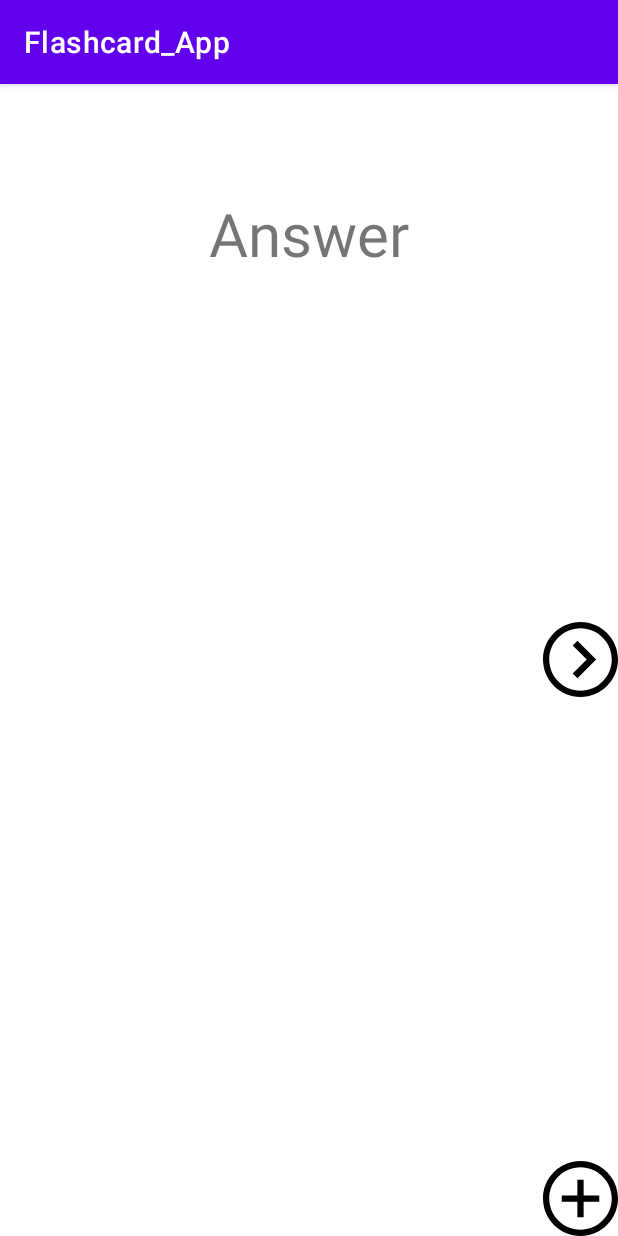
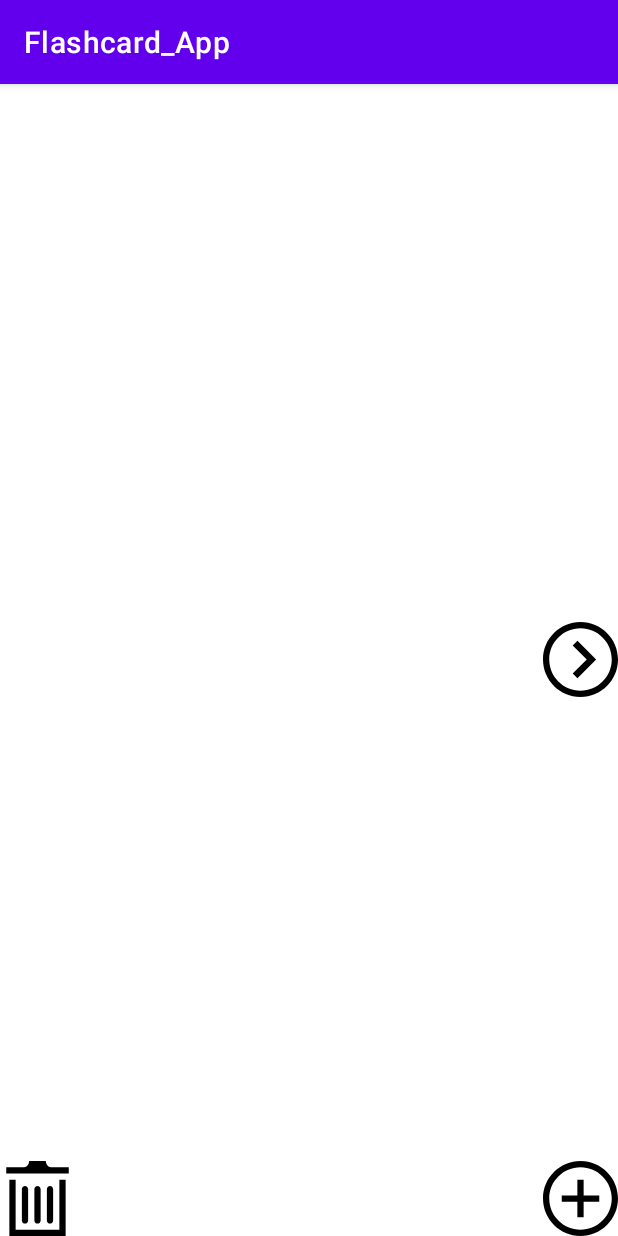
Before and after one commit to rybortega/MADAndroid-LP3-SavingData.6, an Android app: the screen it shows after launch (MainActivity), after a tap on "Question", on a phone screen of 412 x 824 dp. Run offline under Robolectric (Android 15) with nearby library versions, the phone set to English and light mode, and no system bars; our stand-ins replace Room's generated code.

Commit message:
last lab

```diff
--- a/app/src/main/java/com/example/Flashcard_App/MainActivity.java
+++ b/app/src/main/java/com/example/Flashcard_App/MainActivity.java
@@ -3,9 +3,13 @@ package com.example.Flashcard_App;
 import androidx.annotation.Nullable;
 import androidx.appcompat.app.AppCompatActivity;
 
+import android.animation.Animator;
 import android.content.Intent;
 import android.os.Bundle;
 import android.view.View;
+import android.view.ViewAnimationUtils;
+import android.view.animation.Animation;
+import android.view.animation.AnimationUtils;
 import android.widget.ImageView;
 import android.widget.TextView;
 
@@ -38,19 +42,54 @@ public class MainActivity extends AppCompatActivity {
 
         flashcardQuestion = findViewById(R.id.flashcard_question);
         flashcardAnswer = findViewById(R.id.flashcard_answer);
+
         flashcardQuestion.setOnClickListener(new View.OnClickListener() {
             @Override
             public void onClick(View v) {
-                flashcardQuestion.setVisibility(View.INVISIBLE);
-                flashcardAnswer.setVisibility(View.VISIBLE);
+                View answerSideView = findViewById(R.id.flashcard_answer);
+                View questionSideView = findViewById(R.id.flashcard_question);
+
+                // get the center for the clipping circle
+                int cx = answerSideView.getWidth() / 2;
+                int cy = answerSideView.getHeight() / 2;
+
+                // get the final radius for the clipping circle
+                float finalRadius = (float) Math.hypot(cx, cy);
+
+                // create the animator for this view (the start radius is zero)
+                Animator anim = ViewAnimationUtils.createCircularReveal(answerSideView, cx, cy, 0f, finalRadius);
+
+                // hide the question and show the answer to prepare for playing the animation!
+                questionSideView.setVisibility(View.INVISIBLE);
+                answerSideView.setVisibility(View.VISIBLE);
+
+                anim.setDuration(3000);
+                anim.start();
             }
         });
 
         flashcardAnswer.setOnClickListener(new View.OnClickListener() {
             @Override
             public void onClick(View v) {
-                flashcardAnswer.setVisibility(View.INVISIBLE);
-                flashcardQuestion.setVisibility(View.VISIBLE);
+                View answerSideView = findViewById(R.id.flashcard_answer);
+                View questionSideView = findViewById(R.id.flashcard_question);
+
+                // get the center for the clipping circle
+                int cx = answerSideView.getWidth() / 2;
+                int cy = answerSideView.getHeight() / 2;
+
+                // get the final radius for the clipping circle
+                float finalRadius = (float) Math.hypot(cx, cy);
+
+                // create the animator for this view (the start radius is zero)
+                Animator anim = ViewAnimationUtils.createCircularReveal(questionSideView, cx, cy, 0f, finalRadius);
+
+                // hide the question and show the answer to prepare for playing the animation!
+                answerSideView.setVisibility(View.INVISIBLE);
+                questionSideView.setVisibility(View.VISIBLE);
+
+                anim.setDuration(3000);
+                anim.start();
             }
         });
 
@@ -60,12 +99,16 @@ public class MainActivity extends AppCompatActivity {
             public void onClick(View v) {
                 Intent intent = new Intent(MainActivity.this, MainActivity2.class);
                 startActivityForResult(intent, 100);
+                overridePendingTransition(R.anim.right_in, R.anim.left_out);
             }
         });
 
         findViewById(R.id.nextButton).setOnClickListener(new View.OnClickListener() {
             @Override
             public void onClick(View v) {
+                final Animation leftOutAnim = AnimationUtils.loadAnimation(v.getContext(), R.anim.left_out);
+                final Animation rightInAnim = AnimationUtils.loadAnimation(v.getContext(), R.anim.right_in);
+
                 // don't try to go to next card if you have no cards to begin with
                 if (allFlashcards.size() == 0)
                     return;
@@ -81,12 +124,52 @@ public class MainActivity extends AppCompatActivity {
                     currentCardDisplayedIndex = 0;
                 }
 
-                // set the question and answer TextViews with data from the database
+                findViewById(R.id.flashcard_question).startAnimation(leftOutAnim);
+
+                leftOutAnim.setAnimationListener(new Animation.AnimationListener() {
+                    @Override
+                    public void onAnimationStart(Animation animation) {
+                        // this method is called when the animation first starts
+                    }
+
+                    @Override
+                    public void onAnimationEnd(Animation animation) {
+                        // set the question and answer TextViews with data from the database
+                        allFlashcards = flashcardDatabase.getAllCards();
+                        Flashcard flashcard = allFlashcards.get(currentCardDisplayedIndex);
+
+                        ((TextView) findViewById(R.id.flashcard_question)).setText(flashcard.getAnswer());
+                        ((TextView) findViewById(R.id.flashcard_answer)).setText(flashcard.getQuestion());
+
+                        findViewById(R.id.flashcard_question).startAnimation(rightInAnim);
+                    }
+
+                    @Override
+                    public void onAnimationRepeat(Animation animation) {
+                        // we don't need to worry about this method
+                    }
+                });
+            }
+        });
+
+        findViewById(R.id.deleteButton).setOnClickListener(new View.OnClickListener() {
+            @Override
+            public void onClick(View v) {
+                flashcardDatabase.deleteCard(((TextView) findViewById(R.id.flashcard_question)).getText().toString());
                 allFlashcards = flashcardDatabase.getAllCards();
-                Flashcard flashcard = allFlashcards.get(currentCardDisplayedIndex);
 
-                ((TextView) findViewById(R.id.flashcard_question)).setText(flashcard.getAnswer());
-                ((TextView) findViewById(R.id.flashcard_answer)).setText(flashcard.getQuestion());
+                if (allFlashcards.isEmpty()) {
+                    flashcardQuestion.setText("Add a new card!");
+                } else {
+                    currentCardDisplayedIndex--;
+
+                    if (currentCardDisplayedIndex == -1) {
+                        currentCardDisplayedIndex = allFlashcards.size() - 1;
+                    }
+
+                    Flashcard flashcard = allFlashcards.get(currentCardDisplayedIndex);
+                    flashcardQuestion.setText(flashcard.getQuestion());
+                }
             }
         });
     }
--- /dev/null
+++ b/app/src/main/res/anim/left_out.xml
@@ -0,0 +1,8 @@
+<?xml version="1.0" encoding="utf-8"?>
+<set xmlns:android="http://schemas.android.com/apk/res/android"
+    android:interpolator="@android:anim/linear_interpolator">
+    <translate
+        android:fromXDelta="0"
+        android:toXDelta="-100%p"
+        android:duration="500"/>
+</set>
--- /dev/null
+++ b/app/src/main/res/anim/right_in.xml
@@ -0,0 +1,8 @@
+<?xml version="1.0" encoding="utf-8"?>
+<set xmlns:android="http://schemas.android.com/apk/res/android"
+    android:interpolator="@android:anim/linear_interpolator">
+    <translate
+        android:fromXDelta="100%p"
+        android:toXDelta="0"
+        android:duration="500"/>
+</set>
--- /dev/null
+++ b/app/src/main/res/drawable/ic_iconmonstr_trash_can_2.xml
@@ -0,0 +1,9 @@
+<vector xmlns:android="http://schemas.android.com/apk/res/android"
+    android:width="24dp"
+    android:height="24dp"
+    android:viewportWidth="24"
+    android:viewportHeight="24">
+  <path
+      android:fillColor="#FF000000"
+      android:pathData="M9,19c0,0.552 -0.448,1 -1,1s-1,-0.448 -1,-1v-10c0,-0.552 0.448,-1 1,-1s1,0.448 1,1v10zM13,19c0,0.552 -0.448,1 -1,1s-1,-0.448 -1,-1v-10c0,-0.552 0.448,-1 1,-1s1,0.448 1,1v10zM17,19c0,0.552 -0.448,1 -1,1s-1,-0.448 -1,-1v-10c0,-0.552 0.448,-1 1,-1s1,0.448 1,1v10zM22,2v2h-20v-2h5.711c0.9,0 1.631,-1.099 1.631,-2h5.315c0,0.901 0.73,2 1.631,2h5.712zM19,6v16h-14v-16h-2v18h18v-18h-2z"/>
+</vector>
--- a/app/src/main/res/layout/activity_main.xml
+++ b/app/src/main/res/layout/activity_main.xml
@@ -42,4 +42,14 @@
         android:scaleType="fitXY"
         android:src="@drawable/ic_iconmonstr_arrow_28" />
 
+    <ImageView
+        android:id="@+id/deleteButton"
+        android:layout_width="50dp"
+        android:layout_height="wrap_content"
+        android:layout_alignParentLeft="true"
+        android:layout_alignParentBottom="true"
+        android:adjustViewBounds="true"
+        android:scaleType="fitXY"
+        android:src="@drawable/ic_iconmonstr_trash_can_2" />
+
 </RelativeLayout>
```
Also changed, not shown: app/src/main/java/com/example/Flashcard_App/FlashcardDatabase.java (line endings or trailing spaces).
